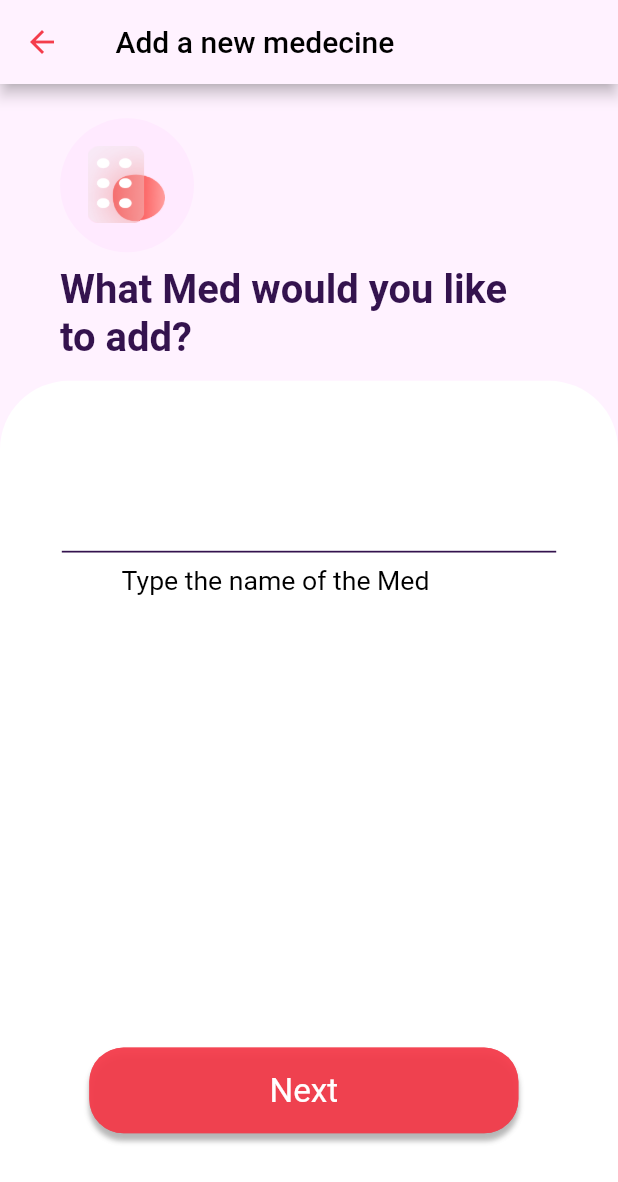
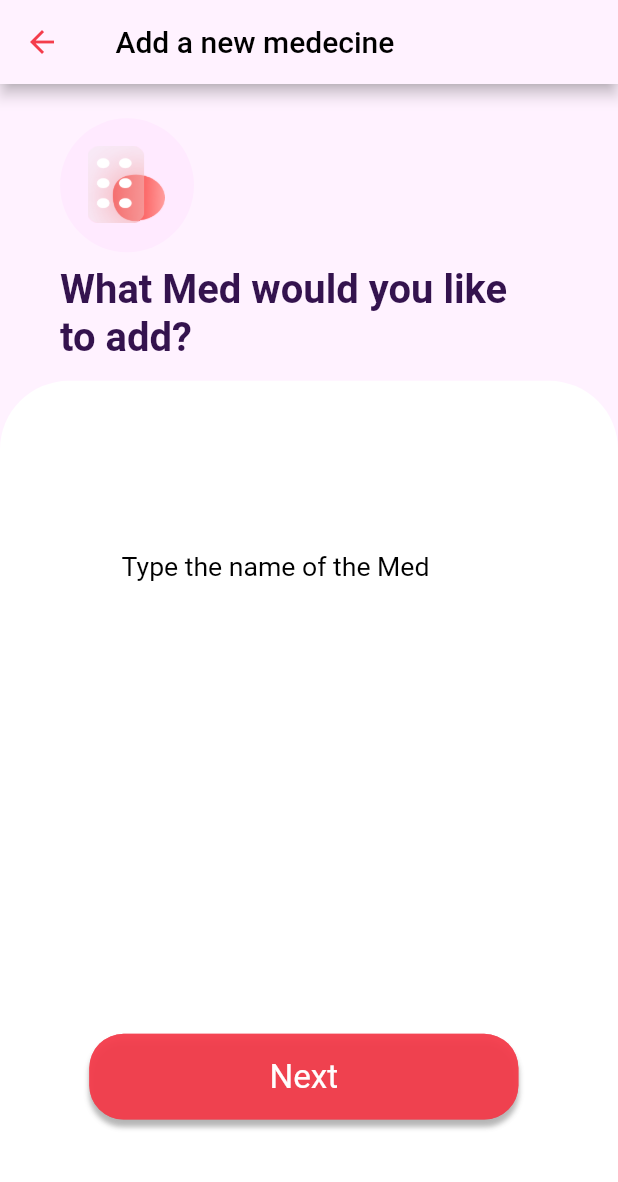
Before and after one commit to Alaeddineath/dawini, a Flutter app: the screen it shows after launch, after a tap on "Add new Med", on a phone screen of 412 x 824 dp. Shown: the top 1182 px of the screen. Run offline on Flutter 3.47's test engine with Material 2 defaults, Android fonts, the light colour scheme and no system bars; our stand-ins replace google_fonts.

Commit message:
Update add-name-.dart

```diff
--- a/lib/screens/add-name-.dart
+++ b/lib/screens/add-name-.dart
@@ -114,16 +114,6 @@ class AddName extends StatelessWidget {
                   crossAxisAlignment: CrossAxisAlignment.center,
                   children: [
                     Container(
-                      // line1BwA (11:16)
-                      margin: EdgeInsets.fromLTRB(
-                          0 * fem, 0 * fem, 0 * fem, 7 * fem),
-                      width: double.infinity,
-                      height: 1 * fem,
-                      decoration: BoxDecoration(
-                        color: Color(0xff34134e),
-                      ),
-                    ),
-                    Container(
                       // typethenameofthemedXEL (11:17)
                       margin: EdgeInsets.fromLTRB(
                           0 * fem, 0 * fem, 39 * fem, 263 * fem),
```
